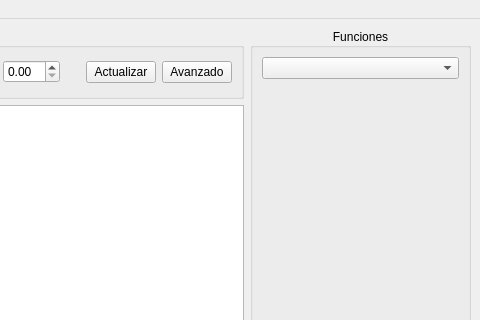
ErnestoVivas/Multiconsult-ppcc, file ppcc/mainwindow.ui: the form before one commit; both pictures show x 638 to 1118 and y 0 to 320 of the 1118 by 663 pixel window.
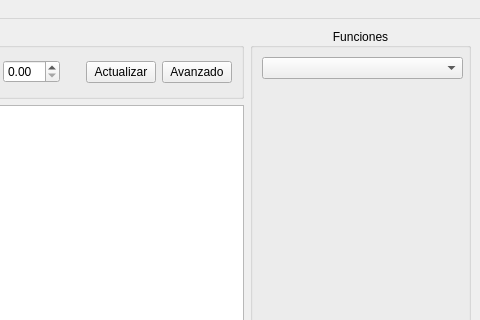
The form after the commit. Custom widgets are drawn as their Qt base class.

Patch:
```diff
--- a/ppcc/mainwindow.ui
+++ b/ppcc/mainwindow.ui
@@ -163,8 +163,30 @@
        <set>Qt::AlignCenter</set>
       </property>
       <layout class="QVBoxLayout" name="verticalLayout">
-       <item>
-        <widget class="QComboBox" name="comboBoxSelectFunction"/>
+       <item alignment="Qt::AlignHCenter">
+        <widget class="QComboBox" name="comboBoxSelectFunction">
+         <property name="enabled">
+          <bool>true</bool>
+         </property>
+         <property name="sizePolicy">
+          <sizepolicy hsizetype="Fixed" vsizetype="Fixed">
+           <horstretch>0</horstretch>
+           <verstretch>0</verstretch>
+          </sizepolicy>
+         </property>
+         <property name="minimumSize">
+          <size>
+           <width>201</width>
+           <height>0</height>
+          </size>
+         </property>
+         <property name="maximumSize">
+          <size>
+           <width>201</width>
+           <height>16777215</height>
+          </size>
+         </property>
+        </widget>
        </item>
        <item>
         <widget class="QStackedWidget" name="stackedWidgetDiagramFunctions">
```
Left out of the diff: 6 changed lines with no effect on the pictures.
